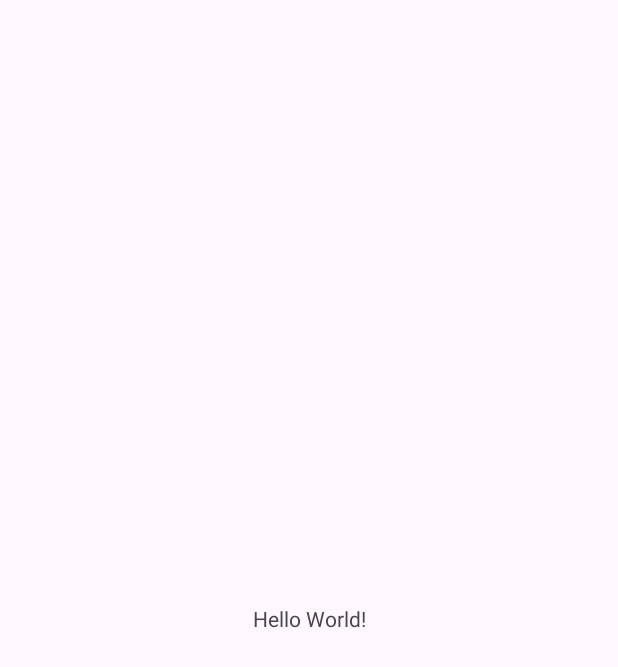
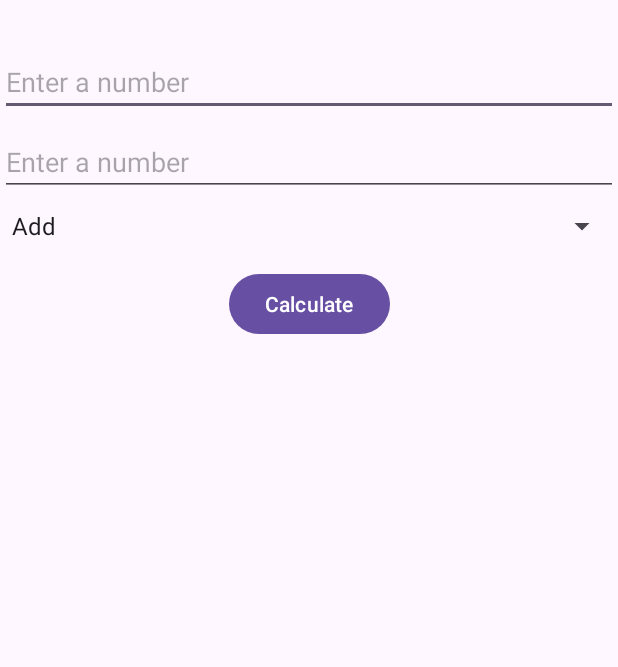
Before and after one commit to guqoliveira28/android-inter-app-calculator, an Android app: the screen it shows after launch (MainActivity), on a phone screen of 412 x 824 dp. Before the commit the part shown is almost empty. Shown: the top 667 px of the screen. Run offline under Robolectric (Android 15) with nearby library versions, the phone set to English and light mode, and no system bars.

Commit message:
Added Client app logic

```diff
--- a/CalculatorClient/app/build.gradle
+++ b/CalculatorClient/app/build.gradle
@@ -8,7 +8,7 @@ android {
 
     defaultConfig {
         applicationId "com.example.calculatorclient"
-        minSdk 24
+        minSdk 33
         targetSdk 35
         versionCode 1
         versionName "1.0"
--- a/CalculatorClient/app/src/main/AndroidManifest.xml
+++ b/CalculatorClient/app/src/main/AndroidManifest.xml
@@ -13,7 +13,7 @@
         android:theme="@style/Theme.CalculatorClient"
         tools:targetApi="31">
         <activity
-            android:name=".MainActivity"
+            android:name=".ui.MainActivity"
             android:exported="true">
             <intent-filter>
                 <action android:name="android.intent.action.MAIN" />
--- a/CalculatorClient/app/src/main/java/com/example/calculatorclient/MainActivity.java
+++ /dev/null
@@ -1,24 +0,0 @@
-package com.example.calculatorclient;
-
-import android.os.Bundle;
-
-import androidx.activity.EdgeToEdge;
-import androidx.appcompat.app.AppCompatActivity;
-import androidx.core.graphics.Insets;
-import androidx.core.view.ViewCompat;
-import androidx.core.view.WindowInsetsCompat;
-
-public class MainActivity extends AppCompatActivity {
-
-    @Override
-    protected void onCreate(Bundle savedInstanceState) {
-        super.onCreate(savedInstanceState);
-        EdgeToEdge.enable(this);
-        setContentView(R.layout.activity_main);
-        ViewCompat.setOnApplyWindowInsetsListener(findViewById(R.id.main), (v, insets) -> {
-            Insets systemBars = insets.getInsets(WindowInsetsCompat.Type.systemBars());
-            v.setPadding(systemBars.left, systemBars.top, systemBars.right, systemBars.bottom);
-            return insets;
-        });
-    }
-}
--- /dev/null
+++ b/CalculatorClient/app/src/main/java/com/example/calculatorclient/ui/MainActivity.java
@@ -0,0 +1,83 @@
+package com.example.calculatorclient.ui;
+
+import android.content.IntentFilter;
+import android.os.Bundle;
+import android.widget.Button;
+import android.widget.EditText;
+import android.widget.Spinner;
+import android.widget.TextView;
+import android.widget.Toast;
+
+import androidx.activity.EdgeToEdge;
+import androidx.appcompat.app.AppCompatActivity;
+import androidx.core.graphics.Insets;
+import androidx.core.view.ViewCompat;
+import androidx.core.view.WindowInsetsCompat;
+
+import com.example.calculatorclient.R;
+import com.example.calculatorclient.utils.CalculationResultReceiver;
+import com.example.calculatorclient.utils.CalculationUtils;
+
+public class MainActivity extends AppCompatActivity {
+
+    private CalculationResultReceiver resultReceiver;
+
+    private EditText number1Input;
+    private EditText number2Input;
+    private Spinner operationSpinner;
+    private Button calculateButton;
+    private TextView resultTextView;
+
+    @Override
+    protected void onCreate(Bundle savedInstanceState) {
+        super.onCreate(savedInstanceState);
+        EdgeToEdge.enable(this);
+        setContentView(R.layout.activity_main);
+        ViewCompat.setOnApplyWindowInsetsListener(findViewById(R.id.main), (v, insets) -> {
+            Insets systemBars = insets.getInsets(WindowInsetsCompat.Type.systemBars());
+            v.setPadding(systemBars.left, systemBars.top, systemBars.right, systemBars.bottom);
+            return insets;
+        });
+
+        number1Input = findViewById(R.id.number1Input);
+        number2Input = findViewById(R.id.number2Input);
+        operationSpinner = findViewById(R.id.operationSpinner);
+        calculateButton = findViewById(R.id.calculateButton);
+        resultTextView = findViewById(R.id.resultTextView);
+
+        calculateButton.setOnClickListener(v -> {
+            calculate();
+        });
+
+        resultReceiver = new CalculationResultReceiver(resultTextView);
+    }
+
+    private void calculate() {
+        String num1Str = number1Input.getText().toString();
+        String num2Str = number2Input.getText().toString();
+
+        if (num1Str.isEmpty() || num2Str.isEmpty()) {
+            Toast.makeText(this, "Please enter both numbers", Toast.LENGTH_SHORT).show();
+            return;
+        }
+
+        double num1 = Double.parseDouble(num1Str);
+        double num2 = Double.parseDouble(num2Str);
+        String selectedOperation = operationSpinner.getSelectedItem().toString().toLowerCase(); // Get selected operation
+
+        CalculationUtils.startCalculationService(this, num1, num2, selectedOperation);
+    }
+
+    @Override
+    protected void onResume() {
+        super.onResume();
+        IntentFilter filter = new IntentFilter(CalculationUtils.ACTION_RESULT); // Use the action string
+        registerReceiver(resultReceiver, filter, RECEIVER_EXPORTED);
+    }
+
+    @Override
+    protected void onPause() {
+        super.onPause();
+        unregisterReceiver(resultReceiver);
+    }
+}
--- /dev/null
+++ b/CalculatorClient/app/src/main/java/com/example/calculatorclient/utils/CalculationResultReceiver.java
@@ -0,0 +1,23 @@
+package com.example.calculatorclient.utils;
+
+import android.content.BroadcastReceiver;
+import android.content.Context;
+import android.content.Intent;
+import android.widget.TextView;
+
+public class CalculationResultReceiver extends BroadcastReceiver {
+
+    private TextView resultTextView;
+
+    public CalculationResultReceiver(TextView resultTextView) {
+        this.resultTextView = resultTextView;
+    }
+
+    @Override
+    public void onReceive(Context context, Intent intent) {
+        if (CalculationUtils.ACTION_RESULT.equals(intent.getAction())) { // Use your action string
+            double result = intent.getDoubleExtra("result", 0);
+            resultTextView.setText(String.valueOf(result));
+        }
+    }
+}
--- /dev/null
+++ b/CalculatorClient/app/src/main/java/com/example/calculatorclient/utils/CalculationUtils.java
@@ -0,0 +1,21 @@
+package com.example.calculatorclient.utils;
+
+import android.content.Context;
+import android.content.Intent;
+
+public class CalculationUtils {
+    public static final String EXTRA_NUM1 = "number1";
+    public static final String EXTRA_NUM2 = "number2";
+    public static final String EXTRA_OPERATION = "operation";
+    public static final String ACTION_CALCULATE = "com.example.calculatorserver.CALCULATE";
+    public static final String ACTION_RESULT = "com.example.calculatorserver.RESULT";
+
+    public static void startCalculationService(Context context, double number1, double number2, String operation) {
+        Intent intent = new Intent();
+        intent.setAction(ACTION_CALCULATE);
+        intent.putExtra(EXTRA_NUM1, number1);
+        intent.putExtra(EXTRA_NUM2, number2);
+        intent.putExtra(EXTRA_OPERATION, operation);
+        context.startService(intent);
+    }
+}
--- a/CalculatorClient/app/src/main/res/layout/activity_main.xml
+++ b/CalculatorClient/app/src/main/res/layout/activity_main.xml
@@ -5,15 +5,63 @@
     android:id="@+id/main"
     android:layout_width="match_parent"
     android:layout_height="match_parent"
-    tools:context=".MainActivity">
+    android:layout_marginVertical="32dp"
+    android:orientation="vertical"
+    android:padding="16dp"
+    tools:context=".ui.MainActivity">
 
-    <TextView
-        android:layout_width="wrap_content"
+    <EditText
+        android:id="@+id/number1Input"
+        android:layout_width="0dp"
         android:layout_height="wrap_content"
-        android:text="Hello World!"
-        app:layout_constraintBottom_toBottomOf="parent"
+        android:hint="@string/number_hint"
+        android:inputType="number"
         app:layout_constraintEnd_toEndOf="parent"
         app:layout_constraintStart_toStartOf="parent"
         app:layout_constraintTop_toTopOf="parent" />
 
+    <EditText
+        android:id="@+id/number2Input"
+        android:layout_width="0dp"
+        android:layout_height="wrap_content"
+        android:layout_marginTop="8dp"
+        android:hint="@string/number_hint"
+        android:inputType="number"
+        app:layout_constraintEnd_toEndOf="parent"
+        app:layout_constraintStart_toStartOf="parent"
+        app:layout_constraintTop_toBottomOf="@+id/number1Input" />
+
+    <Spinner
+        android:id="@+id/operationSpinner"
+        android:layout_width="0dp"
+        android:layout_height="wrap_content"
+        android:layout_marginTop="8dp"
+        android:entries="@array/operations"
+        app:layout_constraintEnd_toEndOf="parent"
+        app:layout_constraintStart_toStartOf="parent"
+        app:layout_constraintTop_toBottomOf="@+id/number2Input" />
+
+    <Button
+        android:id="@+id/calculateButton"
+        android:layout_width="wrap_content"
+        android:layout_height="wrap_content"
+        android:layout_gravity="center_horizontal"
+        android:text="@string/calculate_btn"
+        android:layout_marginTop="16dp"
+        app:layout_constraintEnd_toEndOf="parent"
+        app:layout_constraintStart_toStartOf="parent"
+        app:layout_constraintTop_toBottomOf="@+id/operationSpinner" />
+
+    <TextView
+        android:id="@+id/resultTextView"
+        android:layout_width="wrap_content"
+        android:layout_height="wrap_content"
+        android:layout_gravity="center_horizontal"
+        android:layout_marginTop="16dp"
+        android:textSize="18sp"
+        app:layout_constraintEnd_toEndOf="parent"
+        app:layout_constraintStart_toStartOf="parent"
+        app:layout_constraintTop_toBottomOf="@+id/calculateButton" />
+
+
 </androidx.constraintlayout.widget.ConstraintLayout>
--- a/CalculatorClient/app/src/main/res/values/strings.xml
+++ b/CalculatorClient/app/src/main/res/values/strings.xml
@@ -1,3 +1,12 @@
 <resources>
     <string name="app_name">CalculatorClient</string>
+    <string name="number_hint">Enter a number</string>
+    <string name="calculate_btn">Calculate</string>
+
+    <string-array name="operations">
+        <item>Add</item>
+        <item>Subtract</item>
+        <item>Multiply</item>
+        <item>Divide</item>
+    </string-array>
 </resources>
```
